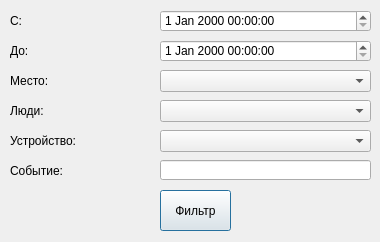
First picture: the form in FVAViewer/filters.ui, repository dimanikulin/fva, before the edit.
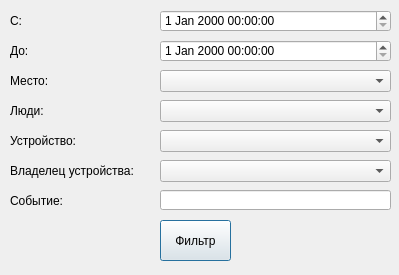
Second picture: the form after the edit.

```diff
--- a/FVAViewer/filters.ui
+++ b/FVAViewer/filters.ui
@@ -6,8 +6,8 @@
    <rect>
     <x>0</x>
     <y>0</y>
-    <width>380</width>
-    <height>242</height>
+    <width>399</width>
+    <height>275</height>
    </rect>
   </property>
   <property name="windowTitle">
@@ -31,7 +31,7 @@
     <rect>
      <x>160</x>
      <y>10</y>
-     <width>211</width>
+     <width>231</width>
      <height>22</height>
     </rect>
    </property>
@@ -54,7 +54,7 @@
     <rect>
      <x>160</x>
      <y>40</y>
-     <width>211</width>
+     <width>231</width>
      <height>22</height>
     </rect>
    </property>
@@ -77,7 +77,7 @@
     <rect>
      <x>160</x>
      <y>70</y>
-     <width>211</width>
+     <width>231</width>
      <height>22</height>
     </rect>
    </property>
@@ -103,7 +103,7 @@
     <rect>
      <x>160</x>
      <y>100</y>
-     <width>211</width>
+     <width>231</width>
      <height>22</height>
     </rect>
    </property>
@@ -129,7 +129,7 @@
     <rect>
      <x>160</x>
      <y>130</y>
-     <width>211</width>
+     <width>231</width>
      <height>22</height>
     </rect>
    </property>
@@ -138,7 +138,7 @@
    <property name="geometry">
     <rect>
      <x>10</x>
-     <y>160</y>
+     <y>190</y>
      <width>151</width>
      <height>21</height>
     </rect>
@@ -151,8 +151,8 @@
    <property name="geometry">
     <rect>
      <x>160</x>
-     <y>160</y>
-     <width>211</width>
+     <y>190</y>
+     <width>231</width>
      <height>20</height>
     </rect>
    </property>
@@ -161,7 +161,7 @@
    <property name="geometry">
     <rect>
      <x>160</x>
-     <y>190</y>
+     <y>220</y>
      <width>71</width>
      <height>41</height>
     </rect>
@@ -170,6 +170,29 @@
     <string>Фильтр</string>
    </property>
   </widget>
+  <widget class="QComboBox" name="cbDevOwner">
+   <property name="geometry">
+    <rect>
+     <x>160</x>
+     <y>160</y>
+     <width>231</width>
+     <height>22</height>
+    </rect>
+   </property>
+  </widget>
+  <widget class="QLabel" name="label_7">
+   <property name="geometry">
+    <rect>
+     <x>10</x>
+     <y>160</y>
+     <width>151</width>
+     <height>21</height>
+    </rect>
+   </property>
+   <property name="text">
+    <string>Владелец устройства:</string>
+   </property>
+  </widget>
  </widget>
  <resources/>
  <connections/>
```
